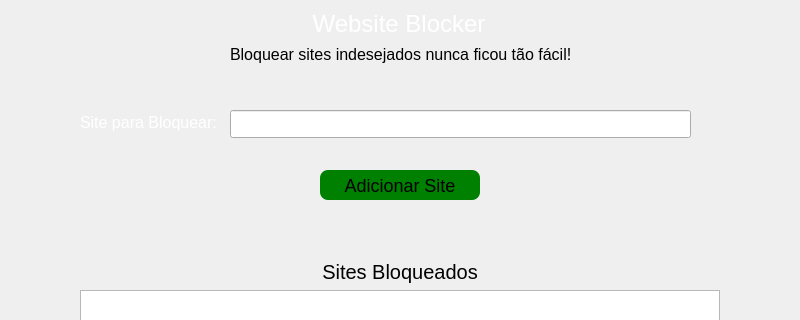
The window that mainwindow.ui (Gustavo7327/WebsiteBlocker) describes before a commit, drawn with Qt 5; both pictures show x 0 to 800 and y 0 to 320 of the 800 by 600 pixel window.
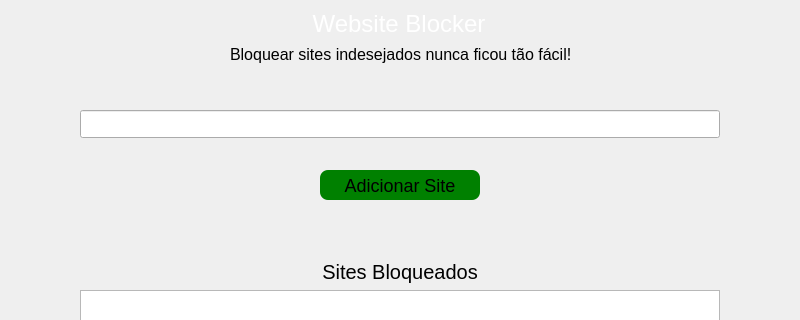
The same window after the commit.

Commit message: feat: update interface

```diff
--- a/mainwindow.ui
+++ b/mainwindow.ui
@@ -82,9 +82,9 @@
    <widget class="QLineEdit" name="siteInput">
     <property name="geometry">
      <rect>
-      <x>230</x>
+      <x>80</x>
       <y>110</y>
-      <width>461</width>
+      <width>640</width>
       <height>28</height>
      </rect>
     </property>
@@ -103,30 +103,17 @@
     <property name="styleSheet">
      <string notr="true">QLineEdit{
 	font-size: 16px;
-	
-}</string>
-    </property>
-    <property name="text">
-     <string/>
-    </property>
-   </widget>
-   <widget class="QLabel" name="labelInput">
-    <property name="geometry">
-     <rect>
-      <x>80</x>
-      <y>112</y>
-      <width>146</width>
-      <height>20</height>
-     </rect>
-    </property>
-    <property name="styleSheet">
-     <string notr="true">QLabel{
+	color: white;
+}
+QLineEdit[text=&quot;&quot;]{
 	color:white;
-	font-size: 16px;
 }</string>
     </property>
     <property name="text">
-     <string>Site para Bloquear:</string>
+     <string/>
+    </property>
+    <property name="placeholderText">
+     <string>Digite aqui o site que deseja bloquear</string>
     </property>
    </widget>
    <widget class="QLabel" name="label">
```
Left out of the diff: 13 changed lines with no effect on the pictures.
